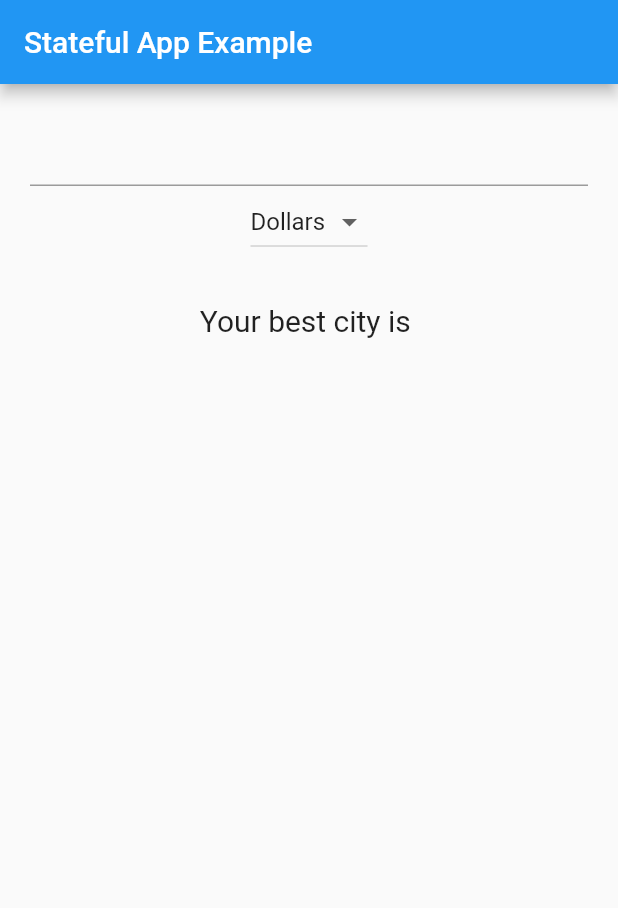
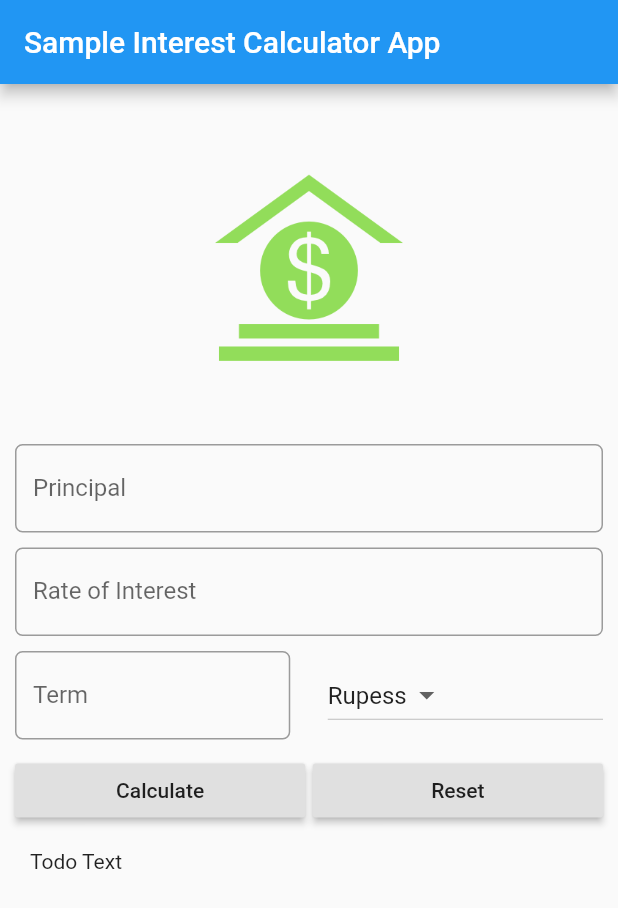
Before and after one commit to smallken99/flutter-demos-by-hand, a Flutter app: the screen it shows after launch, on a phone screen of 412 x 824 dp. Shown: the top 908 px of the screen. Run offline on Flutter 3.47's test engine with Material 2 defaults, Android fonts, the phone set to English and light mode, and no system bars.

Commit message:
#3.5 Flutter Design UI for Simple Interest Calculator App. Flutter Tutorial with Dart

```diff
--- a/lib/main.dart
+++ b/lib/main.dart
@@ -2,71 +2,129 @@ import 'package:flutter/material.dart';
 
 void main() {
   runApp(MaterialApp(
-    title: "Stateful App Example",
-    home: FavoriteCity(),
+    title: "Sample Interest Calculator App",
+    home: SIForm(),
   ));
 }
 
-class FavoriteCity extends StatefulWidget {
-  FavoriteCity({Key key}) : super(key: key);
+class SIForm extends StatefulWidget {
+  SIForm({Key key}) : super(key: key);
 
   @override
-  _FavoriteCityState createState() => _FavoriteCityState();
+  _SIFormState createState() => _SIFormState();
 }
 
-class _FavoriteCityState extends State<FavoriteCity> {
-  String nameCity = "";
-  var _currencies = ['Rupees', 'Dollars', 'Pounds', 'Others'];
-  var _currentItemSelected = "Dollars";
+class _SIFormState extends State<SIForm> {
+  var _currencies = ['Rupess', 'Dollars', 'Pounds'];
+  final _minimumPadding = 5.0;
 
   @override
   Widget build(BuildContext context) {
-    debugPrint("Favorite City widget is created.");
-    return Scaffold(
+    return Container(
+      child: Scaffold(
+        // resizeToAvoidBottomPadding: false,
         appBar: AppBar(
-          title: Text('Stateful App Example'),
+          title: Text('Sample Interest Calculator App'),
         ),
         body: Container(
-          margin: EdgeInsets.all(20.0),
-          child: Column(
+          margin: EdgeInsets.all(_minimumPadding * 2),
+          child: ListView(
             children: <Widget>[
-              TextField(
-                // onSubmitted: (String userInput) { // 輸入Enter才會觸發改變
-                onChanged: (String userInput) {
-                  // 邊打字當中馬上觸發改變
-                  setState(() {
-                    debugPrint(
-                        "set State is called , this tell framework to redraw the favCity widget");
-                    nameCity = userInput;
-                  });
-                },
-              ),
-              DropdownButton<String>(
-                items: _currencies.map((String dropDownStringItem) {
-                  return DropdownMenuItem<String>(
-                    value: dropDownStringItem,
-                    child: Text(dropDownStringItem),
-                  );
-                }).toList(),
-                onChanged: (String newString) {
-                  onDropDownItemSelected(newString);
-                },
-                value: this._currentItemSelected,
+              getImageAsset(),
+              Padding(
+                padding: EdgeInsets.only(
+                    top: _minimumPadding, bottom: _minimumPadding),
+                child: TextField(
+                  keyboardType: TextInputType.number,
+                  decoration: InputDecoration(
+                      labelText: 'Principal',
+                      hintText: 'Enter Principal e.g. 12000',
+                      border: OutlineInputBorder(
+                          borderRadius: BorderRadius.circular(5.0))),
+                ),
               ),
               Padding(
-                  padding: EdgeInsets.all(30.0),
-                  child: Text(
-                    'Your best city is $nameCity',
-                    style: TextStyle(fontSize: 20.0),
-                  ))
+                padding: EdgeInsets.only(
+                    top: _minimumPadding, bottom: _minimumPadding),
+                child: TextField(
+                  keyboardType: TextInputType.number,
+                  decoration: InputDecoration(
+                      labelText: 'Rate of Interest',
+                      hintText: 'In percent',
+                      border: OutlineInputBorder(
+                          borderRadius: BorderRadius.circular(5.0))),
+                ),
+              ),
+              Padding(
+                  padding: EdgeInsets.only(
+                      top: _minimumPadding, bottom: _minimumPadding),
+                  child: Row(
+                    children: <Widget>[
+                      Expanded(
+                          child: TextField(
+                        keyboardType: TextInputType.number,
+                        decoration: InputDecoration(
+                            labelText: 'Term',
+                            hintText: 'Time in years',
+                            border: OutlineInputBorder(
+                                borderRadius: BorderRadius.circular(5.0))),
+                      )),
+                      Container(width: _minimumPadding * 5),
+                      Expanded(
+                          child: DropdownButton<String>(
+                        items: _currencies.map((String value) {
+                          return DropdownMenuItem<String>(
+                            value: value,
+                            child: Text(value),
+                          );
+                        }).toList(),
+                        value: 'Rupess',
+                        onChanged: (String newString) {},
+                      ))
+                    ],
+                  )),
+              Padding(
+                padding: EdgeInsets.only(
+                    top: _minimumPadding, bottom: _minimumPadding),
+                child: Row(
+                  children: <Widget>[
+                    Expanded(
+                      child: RaisedButton(
+                        child: Text('Calculate'),
+                        onPressed: () {},
+                      ),
+                    ),
+                    Container(
+                      width: _minimumPadding,
+                    ),
+                    Expanded(
+                      child: RaisedButton(
+                        child: Text('Reset'),
+                        onPressed: () {},
+                      ),
+                    )
+                  ],
+                ),
+              ),
+              Padding(
+                padding: EdgeInsets.all(_minimumPadding * 2),
+                child: Text('Todo Text'),
+              )
             ],
           ),
-        ));
+        ),
+      ),
+    );
   }
 
-  void onDropDownItemSelected(String newValueSelected) {
-    setState(() {
-      this._currentItemSelected = newValueSelected;
-    });
+  Widget getImageAsset() {
+    return Container(
+      margin: EdgeInsets.all(_minimumPadding * 10),
+      child: Image(
+        image: AssetImage('images/money.png'),
+        width: 125.0,
+        height: 125.0,
+      ),
+    );
   }
 }
--- a/pubspec.yaml
+++ b/pubspec.yaml
@@ -41,8 +41,8 @@ flutter:
   uses-material-design: true
 
   # To add assets to your application, add an assets section, like this:
-  # assets:
-  #  - images/flight.png
+  assets:
+   - images/money.png
 
   # An image asset can refer to one or more resolution-specific "variants", see
   # https://flutter.dev/assets-and-images/#resolution-aware.
```
Also changed, not shown: images/money.png (added).
